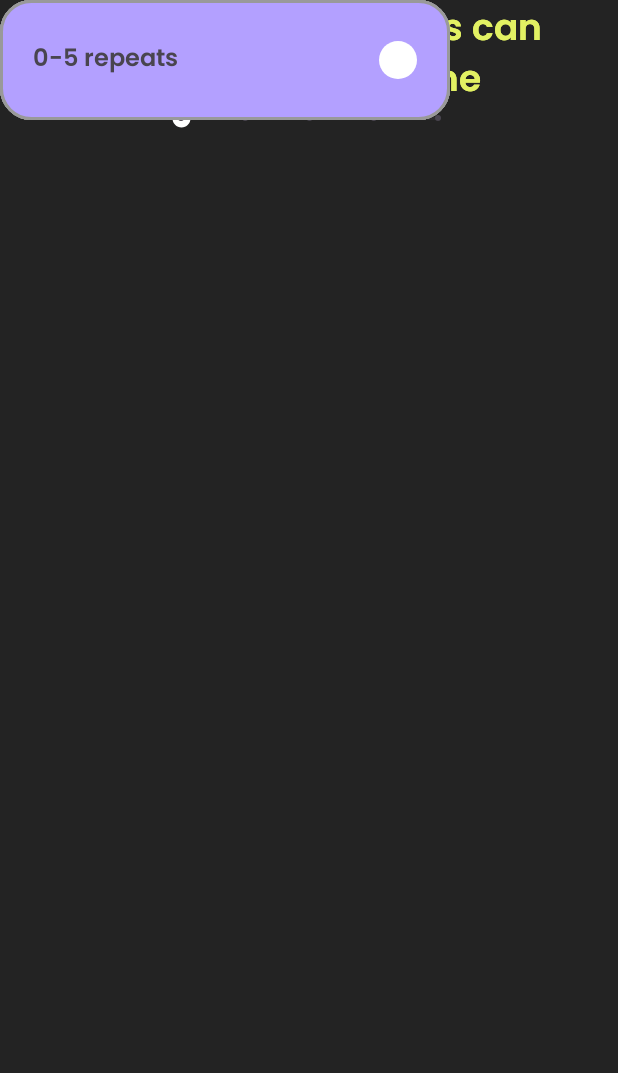
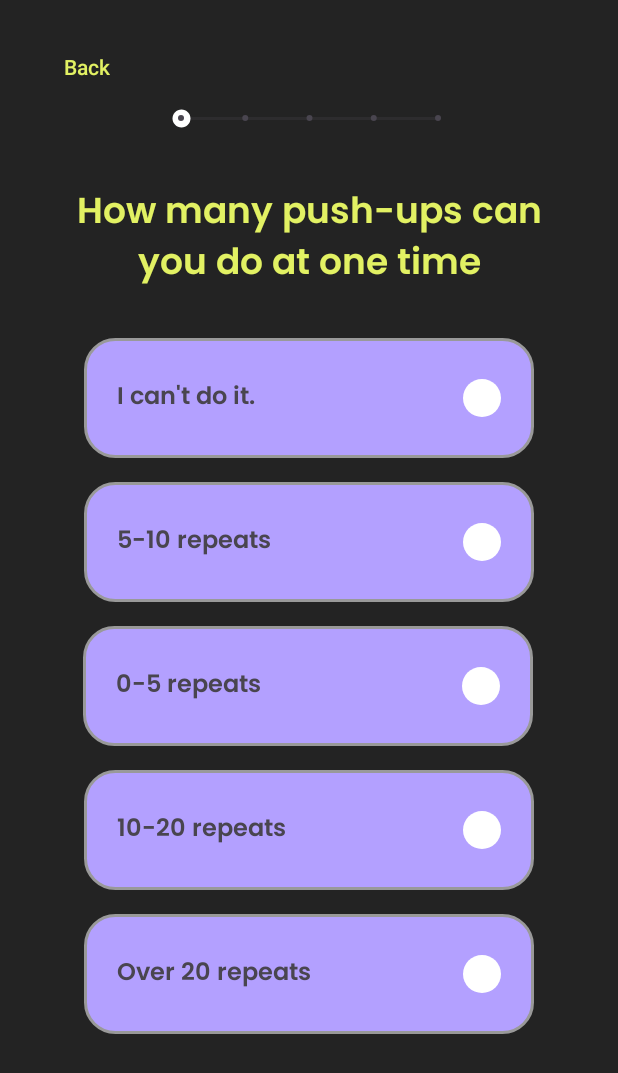
Before and after one commit to PTMAbellana/FITNESSAPP, an Android app: the Registering4Activity screen opened directly, with no data from a screen before it, on a phone screen of 412 x 824 dp. Shown: the top 1073 px of the screen. Run offline under Robolectric (Android 15) with nearby library versions, the phone set to English and light mode, and no system bars.

Commit message:
still need to finish registering

```diff
--- a/app/src/main/java/com/example/fitnessapp/registering/Registering2Activity.java
+++ b/app/src/main/java/com/example/fitnessapp/registering/Registering2Activity.java
@@ -29,7 +29,7 @@ public class Registering2Activity extends AppCompatActivity {
         greetings.setText("Hello, " + username + "! \nWelcome to the journey \nto your dream body" );
     }
 
-    public void onStartPersonalization(View view) {
+    public void onStartPersonalizationClicked(View view) {
         Intent intent = new Intent(this, Registering3Activity.class);
         intent.putExtra("username", username);
         startActivity(intent);
--- a/app/src/main/res/layout/activity_registering2.xml
+++ b/app/src/main/res/layout/activity_registering2.xml
@@ -8,7 +8,7 @@
     tools:context=".registering.Registering2Activity">
 
     <Button
-        android:id="@+id/login"
+        android:id="@+id/btnstart"
         android:layout_width="150dp"
         android:layout_height="wrap_content"
         android:layout_marginStart="130dp"
@@ -16,7 +16,7 @@
         android:layout_marginEnd="131dp"
         android:backgroundTint="@color/colorPurple"
         android:fontFamily="@font/poppins_semibold"
-        android:onClick="onStartPersonalization"
+        android:onClick="onStartPersonalizationClicked"
         android:text="Start"
         android:textColor="@color/colorDarkPurple"
         app:layout_constraintEnd_toEndOf="parent"
--- a/app/src/main/res/layout/activity_registering4.xml
+++ b/app/src/main/res/layout/activity_registering4.xml
@@ -36,9 +36,10 @@
         app:layout_constraintTop_toTopOf="parent" />
 
     <TextView
-        android:id="@+id/tvChoosePlan"
+        android:id="@+id/tvChooseNoOfPushUps"
         android:layout_width="0dp"
         android:layout_height="wrap_content"
+        android:layout_marginTop="28dp"
         android:fontFamily="@font/poppins_semibold"
         android:paddingLeft="30dp"
         android:paddingRight="30dp"
@@ -48,18 +49,22 @@
         android:textSize="24sp"
         app:layout_constraintEnd_toEndOf="parent"
         app:layout_constraintStart_toStartOf="parent"
-        tools:layout_editor_absoluteY="122dp" />
+        app:layout_constraintTop_toBottomOf="@+id/seekBar2" />
 
     <FrameLayout
-        android:id="@+id/frameChoosePlan"
+        android:id="@+id/frameChoosePlan1"
         android:layout_width="300dp"
         android:layout_height="80dp"
+        android:layout_marginStart="55dp"
+        android:layout_marginTop="28dp"
+        android:layout_marginEnd="56dp"
         android:background="@drawable/rounded_frame_layout"
-        tools:layout_editor_absoluteX="55dp"
-        tools:layout_editor_absoluteY="202dp">
+        app:layout_constraintEnd_toEndOf="parent"
+        app:layout_constraintStart_toStartOf="parent"
+        app:layout_constraintTop_toBottomOf="@+id/tvChooseNoOfPushUps">
 
         <TextView
-            android:id="@+id/messageChoosePlan"
+            android:id="@+id/messageChoosePlan1"
             android:layout_width="wrap_content"
             android:layout_height="wrap_content"
             android:layout_gravity="center|left"
@@ -70,7 +75,7 @@
             android:textSize="16sp" />
 
         <ImageView
-            android:id="@+id/imageView5"
+            android:id="@+id/imageView1"
             android:layout_width="25dp"
             android:layout_height="25dp"
             android:layout_gravity="center|right"
@@ -79,16 +84,19 @@
 
     </FrameLayout>
 
+
     <FrameLayout
-        android:id="@+id/frameChoosePlan"
+        android:id="@+id/frameChoosePlan2"
         android:layout_width="300dp"
         android:layout_height="80dp"
+        android:layout_marginTop="16dp"
         android:background="@drawable/rounded_frame_layout"
-        tools:layout_editor_absoluteX="55dp"
-        tools:layout_editor_absoluteY="393dp">
+        app:layout_constraintEnd_toEndOf="parent"
+        app:layout_constraintStart_toStartOf="parent"
+        app:layout_constraintTop_toBottomOf="@+id/frameChoosePlan1">
 
         <TextView
-            android:id="@+id/messageChoosePlan"
+            android:id="@+id/messageChoosePlan2"
             android:layout_width="wrap_content"
             android:layout_height="wrap_content"
             android:layout_gravity="center|left"
@@ -99,7 +107,7 @@
             android:textSize="16sp" />
 
         <ImageView
-            android:id="@+id/imageView5"
+            android:id="@+id/imageView2"
             android:layout_width="25dp"
             android:layout_height="25dp"
             android:layout_gravity="center|right"
@@ -109,15 +117,48 @@
     </FrameLayout>
 
     <FrameLayout
-        android:id="@+id/frameChoosePlan"
+        android:id="@+id/frameChoosePlan3"
         android:layout_width="300dp"
         android:layout_height="80dp"
+        android:layout_marginStart="55dp"
+        android:layout_marginTop="16dp"
         android:background="@drawable/rounded_frame_layout"
-        tools:layout_editor_absoluteX="53dp"
-        tools:layout_editor_absoluteY="499dp">
+        app:layout_constraintStart_toStartOf="parent"
+        app:layout_constraintTop_toBottomOf="@+id/frameChoosePlan2">
 
         <TextView
-            android:id="@+id/messageChoosePlan"
+            android:id="@+id/messageChoosePlan3"
+            android:layout_width="wrap_content"
+            android:layout_height="wrap_content"
+            android:layout_gravity="center|left"
+            android:fontFamily="@font/poppins_semibold"
+            android:paddingLeft="20dp"
+            android:paddingRight="20dp"
+            android:text="0-5 repeats"
+            android:textSize="16sp" />
+
+        <ImageView
+            android:id="@+id/imageView3"
+            android:layout_width="25dp"
+            android:layout_height="25dp"
+            android:layout_gravity="center|right"
+            android:layout_marginRight="20dp"
+            app:srcCompat="@drawable/circle_shape" />
+
+    </FrameLayout>
+
+    <FrameLayout
+        android:id="@+id/frameChoosePlan4"
+        android:layout_width="300dp"
+        android:layout_height="80dp"
+        android:layout_marginTop="16dp"
+        android:background="@drawable/rounded_frame_layout"
+        app:layout_constraintEnd_toEndOf="parent"
+        app:layout_constraintStart_toStartOf="parent"
+        app:layout_constraintTop_toBottomOf="@+id/frameChoosePlan3">
+
+        <TextView
+            android:id="@+id/messageChoosePlan4"
             android:layout_width="wrap_content"
             android:layout_height="wrap_content"
             android:layout_gravity="center|left"
@@ -128,7 +169,7 @@
             android:textSize="16sp" />
 
         <ImageView
-            android:id="@+id/imageView5"
+            android:id="@+id/imageView4"
             android:layout_width="25dp"
             android:layout_height="25dp"
             android:layout_gravity="center|right"
@@ -138,15 +179,17 @@
     </FrameLayout>
 
     <FrameLayout
-        android:id="@+id/frameChoosePlan"
+        android:id="@+id/frameChoosePlan5"
         android:layout_width="300dp"
         android:layout_height="80dp"
+        android:layout_marginTop="16dp"
         android:background="@drawable/rounded_frame_layout"
-        tools:layout_editor_absoluteX="55dp"
-        tools:layout_editor_absoluteY="603dp">
+        app:layout_constraintEnd_toEndOf="parent"
+        app:layout_constraintStart_toStartOf="parent"
+        app:layout_constraintTop_toBottomOf="@+id/frameChoosePlan4">
 
         <TextView
-            android:id="@+id/messageChoosePlan"
+            android:id="@+id/messageChoosePlan5"
             android:layout_width="wrap_content"
             android:layout_height="wrap_content"
             android:layout_gravity="center|left"
@@ -166,78 +209,4 @@
 
     </FrameLayout>
 
-    <TextView
-        android:id="@+id/tvChoosePlan"
-        android:layout_width="0dp"
-        android:layout_height="wrap_content"
-        android:fontFamily="@font/poppins_semibold"
-        android:paddingLeft="30dp"
-        android:paddingRight="30dp"
-        android:text="How many push-ups can you do at one time"
-        android:textAlignment="center"
-        android:textColor="#E2F163"
-        android:textSize="24sp"
-        app:layout_constraintEnd_toEndOf="parent"
-        app:layout_constraintStart_toStartOf="parent"
-        tools:layout_editor_absoluteY="122dp" />
-
-    <FrameLayout
-        android:id="@+id/frameChoosePlan"
-        android:layout_width="300dp"
-        android:layout_height="80dp"
-        android:background="@drawable/rounded_frame_layout"
-        tools:layout_editor_absoluteX="55dp"
-        tools:layout_editor_absoluteY="202dp">
-
-        <TextView
-            android:id="@+id/messageChoosePlan"
-            android:layout_width="wrap_content"
-            android:layout_height="wrap_content"
-            android:layout_gravity="center|left"
-            android:fontFamily="@font/poppins_semibold"
-            android:paddingLeft="20dp"
-            android:paddingRight="20dp"
-            android:text="I can't do it."
-            android:textSize="16sp" />
-
-        <ImageView
-            android:id="@+id/imageView5"
-            android:layout_width="25dp"
-            android:layout_height="25dp"
-            android:layout_gravity="center|right"
-            android:layout_marginRight="20dp"
-            app:srcCompat="@drawable/circle_shape" />
-
-    </FrameLayout>
-
-    <FrameLayout
-        android:id="@+id/frameChoosePlan"
-        android:layout_width="300dp"
-        android:layout_height="80dp"
-        android:background="@drawable/rounded_frame_layout"
-        tools:layout_editor_absoluteX="56dp"
-        tools:layout_editor_absoluteY="293dp">
-
-        <TextView
-            android:id="@+id/messageChoosePlan"
-            android:layout_width="wrap_content"
-            android:layout_height="wrap_content"
-            android:layout_gravity="center|left"
-            android:fontFamily="@font/poppins_semibold"
-            android:paddingLeft="20dp"
-            android:paddingRight="20dp"
-            android:text="0-5 repeats"
-            android:textSize="16sp" />
-
-        <ImageView
-            android:id="@+id/imageView5"
-            android:layout_width="25dp"
-            android:layout_height="25dp"
-            android:layout_gravity="center|right"
-            android:layout_marginRight="20dp"
-            app:srcCompat="@drawable/circle_shape" />
-
-    </FrameLayout>
-
-
 </androidx.constraintlayout.widget.ConstraintLayout>
```
Also changed, not shown: app/src/main/java/com/example/fitnessapp/registering/Registering3Activity.java (+13 -0 lines), app/src/main/res/layout/activity_registering3.xml (+81 -58 lines).
